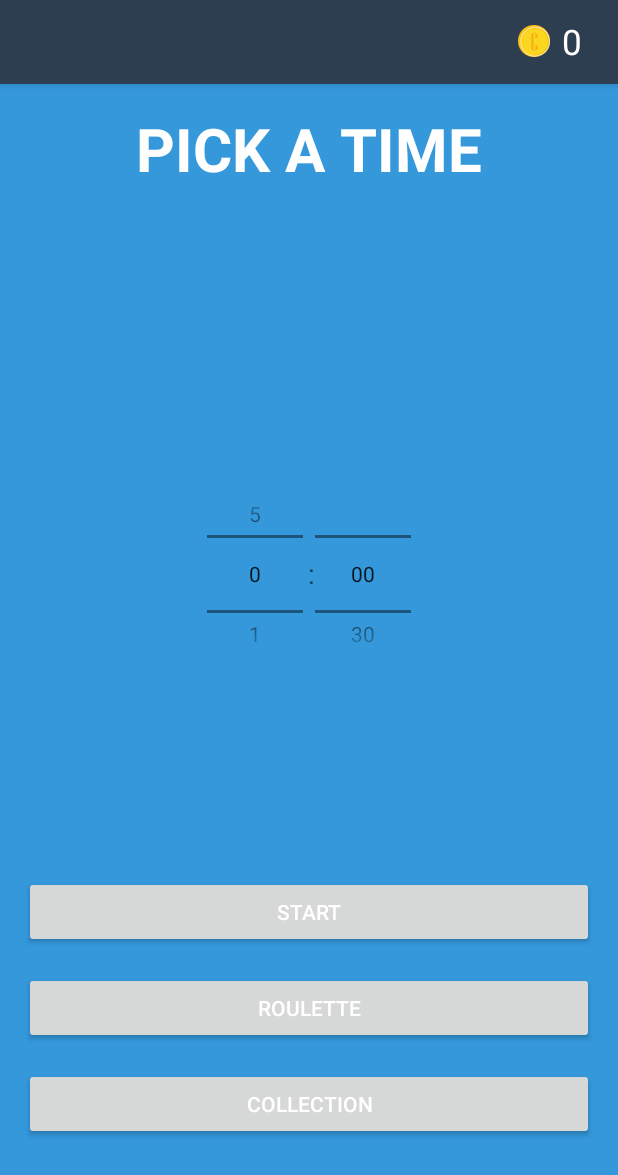
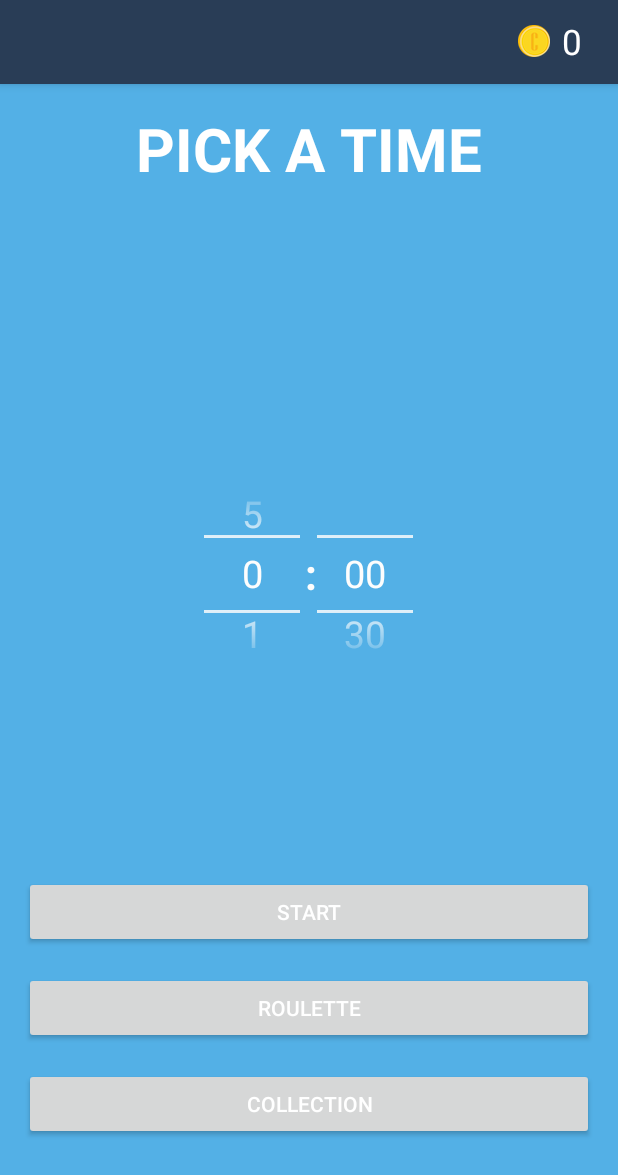
Before and after one commit to sjroh/GoalAchiever, an Android app: the screen it shows after launch (SetupTimerActivity), on a phone screen of 412 x 824 dp. Shown: the top 1175 px of the screen. Run offline under Robolectric (Android 15) with nearby library versions, the phone set to English and light mode, and no system bars; libraries missing offline, so code that uses them is left out: info.hoang8f.widget; plain views replace FButton; 6 statements that could not run were skipped.

Commit message:
almost done

```diff
--- a/GoalAchiever/app/src/main/java/roh/sijine/goalachiever/CollectionActivity.java
+++ b/GoalAchiever/app/src/main/java/roh/sijine/goalachiever/CollectionActivity.java
@@ -47,7 +47,8 @@ public class CollectionActivity extends AppCompatActivity implements
 //        if (actionBar != null) {
 //            actionBar.hide();
 //        }
-        actionBar.setBackgroundDrawable(new ColorDrawable(getResources().getColor(R.color.fbutton_color_midnight_blue)));
+//        actionBar.setBackgroundDrawable(new ColorDrawable(getResources().getColor(R.color.fbutton_color_midnight_blue)));
+        actionBar.setBackgroundDrawable(new ColorDrawable(getResources().getColor(R.color.actionbar_blue)));
         actionBar.setDisplayShowHomeEnabled(false);
         actionBar.setDisplayShowTitleEnabled(false);
         LayoutInflater inflator = LayoutInflater.from(this);
--- /dev/null
+++ b/GoalAchiever/app/src/main/java/roh/sijine/goalachiever/CustomNumberPicker.java
@@ -0,0 +1,43 @@
+package roh.sijine.goalachiever;
+
+import android.content.Context;
+import android.graphics.Color;
+import android.util.AttributeSet;
+import android.view.View;
+import android.widget.EditText;
+
+/**
+ * Created by sijine on 11/30/15.
+ */
+public class CustomNumberPicker extends android.widget.NumberPicker {
+
+    public CustomNumberPicker(Context context, AttributeSet attrs) {
+        super(context, attrs);
+    }
+
+    @Override
+    public void addView(View child) {
+        super.addView(child);
+        updateView(child);
+    }
+
+    @Override
+    public void addView(View child, int index, android.view.ViewGroup.LayoutParams params) {
+        super.addView(child, index, params);
+        updateView(child);
+    }
+
+    @Override
+    public void addView(View child, android.view.ViewGroup.LayoutParams params) {
+        super.addView(child, params);
+        updateView(child);
+    }
+
+    private void updateView(View view) {
+        if (view instanceof EditText) {
+            ((EditText) view).setTextSize(25);
+            ((EditText) view).setTextColor(Color.parseColor("#FDFDFD"));
+        }
+    }
+
+}
--- a/GoalAchiever/app/src/main/java/roh/sijine/goalachiever/SetupTimerActivity.java
+++ b/GoalAchiever/app/src/main/java/roh/sijine/goalachiever/SetupTimerActivity.java
@@ -2,6 +2,7 @@ package roh.sijine.goalachiever;
 
 import android.content.Context;
 import android.content.Intent;
+import android.content.res.Resources;
 import android.graphics.drawable.ColorDrawable;
 import android.os.Bundle;
 import android.support.v7.app.ActionBar;
@@ -19,6 +20,8 @@ import java.util.Calendar;
 
 import info.hoang8f.widget.FButton;
 
+//import android.widget.NumberPicker;
+
 
 public class SetupTimerActivity extends AppCompatActivity {
 
@@ -26,8 +29,8 @@ public class SetupTimerActivity extends AppCompatActivity {
     final private int maxMin = 1;
     final private int timesMin = 30;
     private Context mContext;
-    private NumberPicker hourPicker;
-    private NumberPicker minPicker;
+    private CustomNumberPicker hourPicker;
+    private CustomNumberPicker minPicker;
     private int hourPicked;
     private int minPicked;
 
@@ -55,7 +58,8 @@ public class SetupTimerActivity extends AppCompatActivity {
 //        if (actionBar != null) {
 //            actionBar.hide();
 //        }
-        actionBar.setBackgroundDrawable(new ColorDrawable(getResources().getColor(R.color.fbutton_color_midnight_blue)));
+//        actionBar.setBackgroundDrawable(new ColorDrawable(getResources().getColor(R.color.fbutton_color_midnight_blue)));
+        actionBar.setBackgroundDrawable(new ColorDrawable(getResources().getColor(R.color.actionbar_blue)));
         actionBar.setDisplayShowHomeEnabled(false);
         actionBar.setDisplayShowTitleEnabled(false);
         LayoutInflater inflator = LayoutInflater.from(this);
@@ -67,28 +71,42 @@ public class SetupTimerActivity extends AppCompatActivity {
 
         // setup number pickers
         timeNotice = (TextView) findViewById(R.id.text_time_notice);
-        hourPicker = (NumberPicker) findViewById(R.id.hour_picker);
-        minPicker = (NumberPicker) findViewById(R.id.min_picker);
+        hourPicker = (CustomNumberPicker) findViewById(R.id.hour_picker);
+        minPicker = (CustomNumberPicker) findViewById(R.id.min_picker);
 
         hourPicker.setMaxValue(maxHour);
+        setDividerColor(hourPicker, getResources().getColor(R.color.text_white));
         minPicker.setMaxValue(maxMin);
+        setDividerColor(minPicker, getResources().getColor(R.color.text_white));
 
-        hourPicker.setOnValueChangedListener(new NumberPicker.OnValueChangeListener() {
+        hourPicker.setOnValueChangedListener(new CustomNumberPicker.OnValueChangeListener() {
             @Override
-            public void onValueChange(NumberPicker picker, int oldVal, int newVal) {
+            public void onValueChange(android.widget.NumberPicker picker, int oldVal, int newVal) {
                 hourPicked = newVal;
                 changeTimeNotice(hourPicked, minPicked);
             }
+
+//            @Override
+//            public void onValueChange(NumberPicker picker, int oldVal, int newVal) {
+//                hourPicked = newVal;
+//                changeTimeNotice(hourPicked, minPicked);
+//            }
         });
         String[] stringArray = new String[2];
         stringArray[0] = "00";
         stringArray[1] = "30";
-        minPicker.setOnValueChangedListener(new NumberPicker.OnValueChangeListener() {
+        minPicker.setOnValueChangedListener(new CustomNumberPicker.OnValueChangeListener() {
             @Override
-            public void onValueChange(NumberPicker picker, int oldVal, int newVal) {
+            public void onValueChange(android.widget.NumberPicker picker, int oldVal, int newVal) {
                 minPicked = newVal;
                 changeTimeNotice(hourPicked, minPicked);
             }
+
+//            @Override
+//            public void onValueChange(NumberPicker picker, int oldVal, int newVal) {
+//                minPicked = newVal;
+//                changeTimeNotice(hourPicked, minPicked);
+//            }
         });
         minPicker.setDisplayedValues(stringArray);
 
@@ -188,4 +206,26 @@ public class SetupTimerActivity extends AppCompatActivity {
         timeNotice.setText(message);
     }
 
+    private void setDividerColor(CustomNumberPicker picker, int color) {
+        java.lang.reflect.Field[] pickerFields = NumberPicker.class.getDeclaredFields();
+        for (java.lang.reflect.Field pf : pickerFields) {
+            if (pf.getName().equals("mSelectionDivider")) {
+                pf.setAccessible(true);
+                try {
+                    ColorDrawable colorDrawable = new ColorDrawable(color);
+                    pf.set(picker, colorDrawable);
+                } catch (IllegalArgumentException e) {
+                    e.printStackTrace();
+                } catch (Resources.NotFoundException e) {
+                    e.printStackTrace();
+                } catch (IllegalAccessException e) {
+                    e.printStackTrace();
+                }
+                break;
+            }
+        }
+    }
+
+
+
 }
--- a/GoalAchiever/app/src/main/res/layout/activity_setup_timer.xml
+++ b/GoalAchiever/app/src/main/res/layout/activity_setup_timer.xml
@@ -3,14 +3,13 @@
     xmlns:tools="http://schemas.android.com/tools"
     android:layout_width="match_parent"
     android:layout_height="match_parent"
-    android:background="#FFFFFF"
+    android:background="@color/bg_blue"
     tools:context="roh.sijine.goalachiever.SetupTimerActivity">
 
 
     <LinearLayout
         android:layout_width="match_parent"
         android:layout_height="match_parent"
-        android:background="@color/fbutton_color_peter_river"
         android:orientation="vertical"
         android:weightSum="10">
 
@@ -38,7 +37,7 @@
                     android:layout_height="wrap_content"
                     android:text="   "
                     android:textAppearance="?android:attr/textAppearanceLarge"
-                    android:textColor="@color/white"
+                    android:textColor="@color/text_white"
                     android:textSize="40sp"
                     android:textStyle="bold" />
             </LinearLayout>
@@ -58,11 +57,16 @@
                     android:gravity="center"
                     android:orientation="horizontal">
 
-                    <NumberPicker
+                    <roh.sijine.goalachiever.CustomNumberPicker
                         android:id="@+id/hour_picker"
+                        style="@style/GANumberPicker"
                         android:layout_width="wrap_content"
                         android:layout_height="wrap_content"
-                        android:layout_gravity="center" />
+                        android:layout_gravity="center"
+                        android:textAppearance="?android:attr/textAppearanceLarge"
+                        android:textColor="@color/text_white"
+                        android:textSize="28dp"
+                        android:textStyle="bold" />
 
                     <TextView
                         android:layout_width="wrap_content"
@@ -71,13 +75,18 @@
                         android:layout_marginLeft="@dimen/time_divider_side_margin"
                         android:gravity="center"
                         android:text="@string/time_divider"
-                        android:textAppearance="?android:attr/textAppearanceMedium" />
+                        android:textColor="@color/text_white"
+                        android:textColorLink="@color/text_white"
+                        android:textSize="28dp"
+                        android:textStyle="bold" />
 
-                    <NumberPicker
+                    <roh.sijine.goalachiever.CustomNumberPicker
                         android:id="@+id/min_picker"
                         android:layout_width="wrap_content"
                         android:layout_height="wrap_content"
-                        android:layout_gravity="center" />
+                        android:layout_gravity="center"
+                        android:textAppearance="?android:attr/textAppearanceLarge"
+                        android:textColorPrimary="@color/text_white" />
                 </LinearLayout>
             </LinearLayout>
 
@@ -114,9 +123,9 @@
                     android:paddingRight="@dimen/button_padding_horizontal"
                     android:text="@string/btn_start"
                     android:textColor="@android:color/white"
-                    fbutton:buttonColor="@color/fbutton_color_belize_hole"
+                    fbutton:buttonColor="@color/button_blue"
                     fbutton:cornerRadius="2dp"
-                    fbutton:shadowColor="@color/fbutton_color_midnight_blue"
+                    fbutton:shadowColor="@color/actionbar_blue"
                     fbutton:shadowEnabled="true"
                     fbutton:shadowHeight="2dp" />
             </LinearLayout>
@@ -142,9 +151,9 @@
                     android:paddingRight="@dimen/button_padding_horizontal"
                     android:text="@string/btn_roulette"
                     android:textColor="@android:color/white"
-                    fbutton:buttonColor="@color/fbutton_color_belize_hole"
+                    fbutton:buttonColor="@color/button_blue"
                     fbutton:cornerRadius="2dp"
-                    fbutton:shadowColor="@color/fbutton_color_midnight_blue"
+                    fbutton:shadowColor="@color/actionbar_blue"
                     fbutton:shadowEnabled="true"
                     fbutton:shadowHeight="2dp" />
             </LinearLayout>
@@ -169,9 +178,9 @@
                     android:paddingRight="@dimen/button_padding_horizontal"
                     android:text="@string/btn_collection"
                     android:textColor="@android:color/white"
-                    fbutton:buttonColor="@color/fbutton_color_belize_hole"
+                    fbutton:buttonColor="@color/button_blue"
                     fbutton:cornerRadius="2dp"
-                    fbutton:shadowColor="@color/fbutton_color_midnight_blue"
+                    fbutton:shadowColor="@color/actionbar_blue"
                     fbutton:shadowEnabled="true"
                     fbutton:shadowHeight="2dp" />
             </LinearLayout>
--- a/GoalAchiever/app/src/main/res/values/colors.xml
+++ b/GoalAchiever/app/src/main/res/values/colors.xml
@@ -5,6 +5,11 @@
     <color name="colorAccent">#FF4081</color>
     <color name="white">#ffffff</color>
     <color name="black_overlay">#66000000</color>
+
+    <color name="text_white">#FDFDFD</color>
+    <color name="bg_blue">#53B0E6</color>
+    <color name="button_blue">#2B76AB</color>
+    <color name="actionbar_blue">#293D56</color>
 
     //Color Swatches provided by http://designmodo.github.io/Flat-UI/
     <color name="fbutton_color_turquoise">#1abc9c</color>
--- a/GoalAchiever/app/src/main/res/values/styles.xml
+++ b/GoalAchiever/app/src/main/res/values/styles.xml
@@ -4,6 +4,7 @@
     <style name="AppTheme" parent="Theme.AppCompat.Light.DarkActionBar">
         <!-- Customize your theme here. -->
         <item name="colorPrimary">@color/colorPrimary</item>
+        <!--<item name="android:textColorPrimary">@color/text_white</item>-->
         <item name="colorPrimaryDark">@color/colorPrimaryDark</item>
         <item name="colorAccent">@color/colorAccent</item>
         <!--<item name="android:background">@color/fbutton_color_peter_river</item>-->
@@ -24,4 +25,9 @@
         <item name="android:background">@color/fbutton_color_midnight_blue</item>
     </style>
 
+    <style name="GANumberPicker">
+        <item name="android:textSize">28dp</item>
+        <item name="android:textColor">@color/text_white</item>
+    </style>
+
 </resources>
```
Also changed, not shown: GoalAchiever/app/src/main/java/roh/sijine/goalachiever/RouletteActivity.java (+12 -19 lines), GoalAchiever/app/src/main/res/drawable/bg_reward.xml (added, +19 -0 lines), GoalAchiever/app/src/main/res/layout/activity_collection.xml (+5 -6 lines), GoalAchiever/app/src/main/res/layout/activity_roulette.xml (+19 -22 lines), GoalAchiever/app/src/main/res/layout/layout_list_row.xml (+4 -4 lines), GoalAchiever/app/src/main/res/drawable-hdpi/box_closed.png (added), GoalAchiever/app/src/main/res/drawable-hdpi/ic_giftcard.png.
